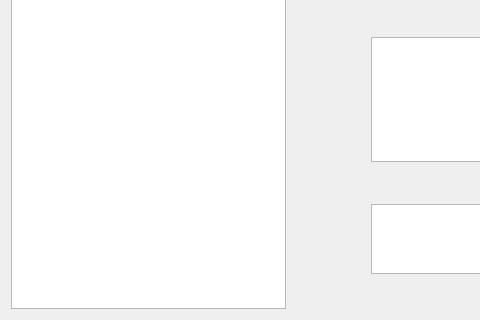
The window that projet-musique/core/ongletmp3.ui (toopoormaghell/projet-musique) describes before a commit, drawn with Qt 5; both pictures show x 0 to 480 and y 611 to 931 of the 900 by 931 pixel window.
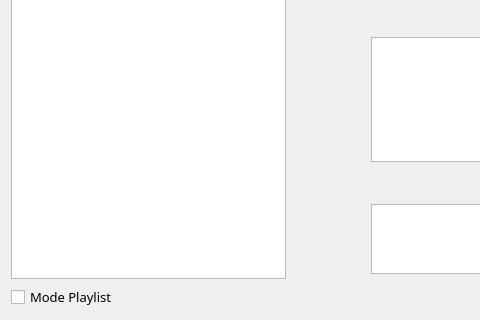
The same window after the commit. Icons and pictures are not drawn.

What changed in the file:
```diff
--- a/projet-musique/core/ongletmp3.ui
+++ b/projet-musique/core/ongletmp3.ui
@@ -28,7 +28,7 @@
   <property name="styleSheet">
    <string notr="true"/>
   </property>
-  <layout class="QVBoxLayout" name="verticalLayout">
+  <layout class="QVBoxLayout" name="verticalLayout_10">
    <item>
     <layout class="QHBoxLayout" name="horizontalLayout">
      <item alignment="Qt::AlignLeft|Qt::AlignTop">
@@ -155,9 +155,8 @@
    </item>
    <item>
     <layout class="QHBoxLayout" name="horizontalLayout_4">
-     <property name="sizeConstraint">
-      <enum>QLayout::SetFixedSize</enum>
-     </property>
+     <item>
+      <layout class="QVBoxLayout" name="verticalLayout">
      <item>
       <widget class="QTableWidget" name="AlbumsTitres">
        <property name="maximumSize">
@@ -230,6 +229,18 @@
         <bool>true</bool>
        </attribute>
       </widget>
+       </item>
+       <item>
+        <widget class="QCheckBox" name="Mode_Playlist">
+         <property name="text">
+          <string>Mode Playlist</string>
+         </property>
+         <property name="checked">
+          <bool>false</bool>
+         </property>
+        </widget>
+       </item>
+      </layout>
      </item>
      <item>
       <spacer name="horizontalSpacer_3">
```
Lines whose indentation alone changed are shown as unchanged.
